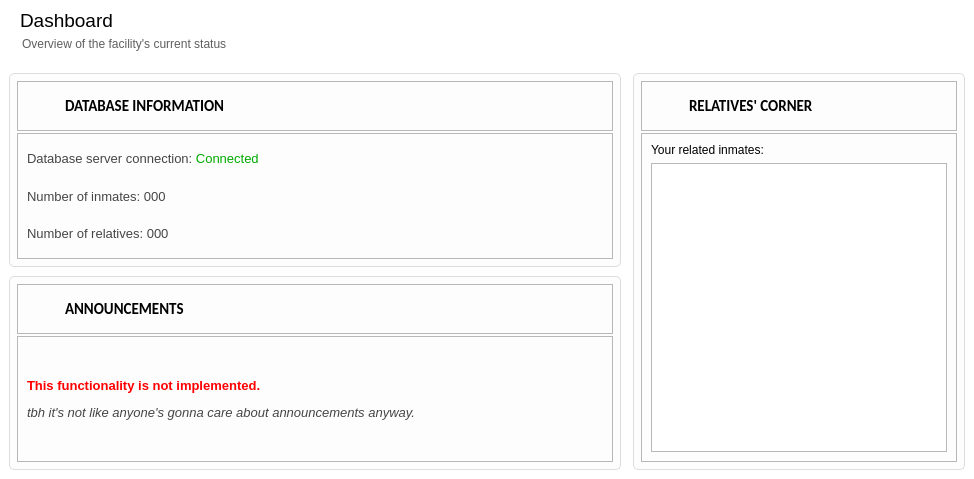
NCNM/PMS_01, file dashboardwindow.ui: the form before one commit.
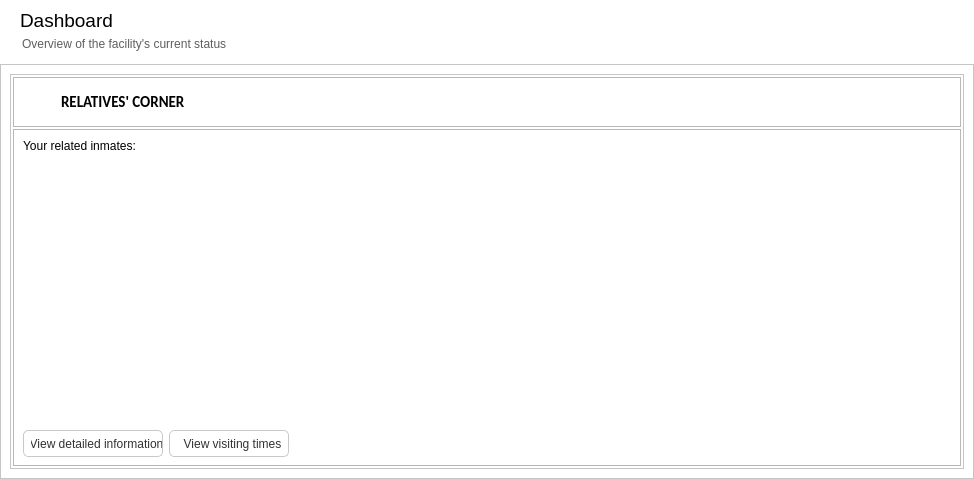
The form after the commit. The open tabs and pages were chosen to show the change. Icons and pictures are not drawn.

Commit message: Thiết kế lại dashboard

Diff of the .ui file:
```diff
--- a/dashboardwindow.ui
+++ b/dashboardwindow.ui
@@ -135,6 +135,31 @@
        </widget>
       </item>
       <item>
+       <widget class="QStackedWidget" name="stackedWidget">
+        <property name="styleSheet">
+         <string notr="true">background-color: rgb(255, 255, 255);</string>
+        </property>
+        <property name="currentIndex">
+         <number>0</number>
+        </property>
+        <widget class="QWidget" name="page">
+         <layout class="QVBoxLayout" name="verticalLayout_10">
+          <property name="spacing">
+           <number>0</number>
+          </property>
+          <property name="leftMargin">
+           <number>0</number>
+          </property>
+          <property name="topMargin">
+           <number>0</number>
+          </property>
+          <property name="rightMargin">
+           <number>0</number>
+          </property>
+          <property name="bottomMargin">
+           <number>0</number>
+          </property>
+          <item>
        <widget class="QFrame" name="frame_2">
         <property name="styleSheet">
          <string notr="true">background-color: rgb(255, 255, 255);
@@ -666,7 +691,7 @@
                      <string notr="true">background-color: 0;</string>
                     </property>
                     <property name="text">
-                     <string>RELATIVES' CORNER</string>
+                         <string>FACILITY INFORMATION</string>
                     </property>
                    </widget>
                   </item>
@@ -684,17 +709,317 @@
                  <property name="frameShadow">
                   <enum>QFrame::Raised</enum>
                  </property>
-                 <layout class="QVBoxLayout" name="verticalLayout_7">
+                    </widget>
+                   </item>
+                  </layout>
+                 </widget>
+                </item>
+               </layout>
+              </widget>
+             </item>
+            </layout>
+           </widget>
+          </item>
+         </layout>
+        </widget>
+        <widget class="QWidget" name="page_2">
+         <layout class="QVBoxLayout" name="verticalLayout_11">
+          <property name="spacing">
+           <number>0</number>
+          </property>
+          <property name="leftMargin">
+           <number>0</number>
+          </property>
+          <property name="topMargin">
+           <number>0</number>
+          </property>
+          <property name="rightMargin">
+           <number>0</number>
+          </property>
+          <property name="bottomMargin">
+           <number>0</number>
+          </property>
                   <item>
-                   <widget class="QLabel" name="label_6">
+           <widget class="QFrame" name="frame_12">
+            <property name="frameShape">
+             <enum>QFrame::StyledPanel</enum>
+            </property>
+            <property name="frameShadow">
+             <enum>QFrame::Raised</enum>
+            </property>
+            <layout class="QVBoxLayout" name="verticalLayout_14">
+             <item>
+              <widget class="QFrame" name="dsbShortcuts_2">
+               <property name="minimumSize">
+                <size>
+                 <width>250</width>
+                 <height>0</height>
+                </size>
+               </property>
+               <property name="maximumSize">
+                <size>
+                 <width>16777215</width>
+                 <height>16777215</height>
+                </size>
+               </property>
+               <property name="styleSheet">
+                <string notr="true">QFrame #dsbShortcuts {
+color: #333;
+border: 1px solid #ddd;
+border-radius: 5px;
+padding: 5px;
+background-color: rgb(253, 253, 254);
+}
+
+QFrame #dsbShortcuts:hover {
+border-color: rgb(149, 173, 209);
+background: qradialgradient(cx: 0.3, cy: -0.4,
+fx: 0.3, fy: -0.4,
+radius: 1.2, stop: 0 #fefefe, stop: 1 #efefef);
+}
+
+QFrame #dsbShortcuts:pressed {
+background: qradialgradient(cx: 0.4, cy: -0.1,
+fx: 0.4, fy: -0.1,
+radius: 1.35, stop: 0 #fff, stop: 1 #ddd);
+}</string>
+               </property>
+               <property name="frameShape">
+                <enum>QFrame::StyledPanel</enum>
+               </property>
+               <property name="frameShadow">
+                <enum>QFrame::Raised</enum>
+               </property>
+               <layout class="QVBoxLayout" name="verticalLayout_12">
+                <property name="spacing">
+                 <number>2</number>
+                </property>
+                <property name="leftMargin">
+                 <number>2</number>
+                </property>
+                <property name="topMargin">
+                 <number>2</number>
+                </property>
+                <property name="rightMargin">
+                 <number>2</number>
+                </property>
+                <property name="bottomMargin">
+                 <number>2</number>
+                </property>
+                <item>
+                 <widget class="QFrame" name="frame_13">
+                  <property name="minimumSize">
+                   <size>
+                    <width>0</width>
+                    <height>50</height>
+                   </size>
+                  </property>
+                  <property name="maximumSize">
+                   <size>
+                    <width>16777215</width>
+                    <height>50</height>
+                   </size>
+                  </property>
+                  <property name="styleSheet">
+                   <string notr="true">background-color: 0;</string>
+                  </property>
+                  <property name="frameShape">
+                   <enum>QFrame::StyledPanel</enum>
+                  </property>
+                  <property name="frameShadow">
+                   <enum>QFrame::Raised</enum>
+                  </property>
+                  <layout class="QHBoxLayout" name="horizontalLayout_6">
+                   <item>
+                    <widget class="QPushButton" name="pushButton_4">
+                     <property name="minimumSize">
+                      <size>
+                       <width>32</width>
+                       <height>32</height>
+                      </size>
+                     </property>
+                     <property name="maximumSize">
+                      <size>
+                       <width>32</width>
+                       <height>32</height>
+                      </size>
+                     </property>
+                     <property name="styleSheet">
+                      <string notr="true">background-image: url(:/images/database.png);</string>
+                     </property>
+                     <property name="text">
+                      <string/>
+                     </property>
+                     <property name="flat">
+                      <bool>true</bool>
+                     </property>
+                    </widget>
+                   </item>
+                   <item>
+                    <widget class="QLabel" name="label_11">
+                     <property name="font">
+                      <font>
+                       <family>Calibri</family>
+                       <pointsize>11</pointsize>
+                       <weight>75</weight>
+                       <bold>true</bold>
+                      </font>
+                     </property>
+                     <property name="styleSheet">
+                      <string notr="true">background-color: 0;</string>
+                     </property>
+                     <property name="text">
+                      <string>RELATIVES' CORNER</string>
+                     </property>
+                    </widget>
+                   </item>
+                  </layout>
+                 </widget>
+                </item>
+                <item>
+                 <widget class="QFrame" name="frame_14">
+                  <property name="styleSheet">
+                   <string notr="true">background-color: 0;</string>
+                  </property>
+                  <property name="frameShape">
+                   <enum>QFrame::StyledPanel</enum>
+                  </property>
+                  <property name="frameShadow">
+                   <enum>QFrame::Raised</enum>
+                  </property>
+                  <layout class="QGridLayout" name="gridLayout">
+                   <item row="0" column="0">
+                    <widget class="QLabel" name="label_12">
                     <property name="text">
                      <string>Your related inmates:</string>
                     </property>
                    </widget>
                   </item>
-                  <item>
-                   <widget class="QTableView" name="tableView"/>
-                  </item>
+                   <item row="1" column="0" colspan="3">
+                    <widget class="QTableView" name="tblRelatives">
+                     <property name="frameShape">
+                      <enum>QFrame::NoFrame</enum>
+                     </property>
+                    </widget>
+                   </item>
+                   <item row="2" column="0">
+                    <widget class="QPushButton" name="pushButton_connect">
+                     <property name="minimumSize">
+                      <size>
+                       <width>90</width>
+                       <height>27</height>
+                      </size>
+                     </property>
+                     <property name="maximumSize">
+                      <size>
+                       <width>140</width>
+                       <height>25</height>
+                      </size>
+                     </property>
+                     <property name="styleSheet">
+                      <string notr="true">QPushButton {
+color: rgb(50, 50, 50);
+padding-left:7px;
+border-radius:5px;
+border: 1px solid rgb(200, 200, 200);
+background: qradialgradient(cx: 0.3, cy: -0.4,
+fx: 0.3, fy: -0.4,
+radius: 1.35, stop: 0 rgb(255, 255, 255), stop: 1 rgb(229, 229, 229));
+}
+
+QPushButton:hover {
+color: rgb(255, 255, 255);
+border-radius:5px;
+border: 1px solid rgb(23, 120, 173);
+background-color: ;
+background: qradialgradient(cx: 0.3, cy: -0.4,
+fx: 0.3, fy: -0.4,
+radius: 1.35, stop: 0 rgb(161, 215, 255), stop: 1 #299ED6);
+}
+
+QPushButton:pressed {
+border-radius:5px;
+border: 1px solid #777777;
+background-color: #222222;
+}
+
+QPushButton:checked {
+border-radius:5px;
+border: 1px solid rgb(150, 150, 150);
+background-color: rgb(38, 38, 38);
+}
+
+</string>
+                     </property>
+                     <property name="text">
+                      <string>View detailed information</string>
+                     </property>
+                    </widget>
+                   </item>
+                   <item row="2" column="1">
+                    <widget class="QPushButton" name="pushButton_connect_2">
+                     <property name="minimumSize">
+                      <size>
+                       <width>90</width>
+                       <height>27</height>
+                      </size>
+                     </property>
+                     <property name="maximumSize">
+                      <size>
+                       <width>120</width>
+                       <height>25</height>
+                      </size>
+                     </property>
+                     <property name="styleSheet">
+                      <string notr="true">QPushButton {
+color: rgb(50, 50, 50);
+padding-left:7px;
+border-radius:5px;
+border: 1px solid rgb(200, 200, 200);
+background: qradialgradient(cx: 0.3, cy: -0.4,
+fx: 0.3, fy: -0.4,
+radius: 1.35, stop: 0 rgb(255, 255, 255), stop: 1 rgb(229, 229, 229));
+}
+
+QPushButton:hover {
+color: rgb(255, 255, 255);
+border-radius:5px;
+border: 1px solid rgb(23, 120, 173);
+background-color: ;
+background: qradialgradient(cx: 0.3, cy: -0.4,
+fx: 0.3, fy: -0.4,
+radius: 1.35, stop: 0 rgb(161, 215, 255), stop: 1 #299ED6);
+}
+
+QPushButton:pressed {
+border-radius:5px;
+border: 1px solid #777777;
+background-color: #222222;
+}
+
+QPushButton:checked {
+border-radius:5px;
+border: 1px solid rgb(150, 150, 150);
+background-color: rgb(38, 38, 38);
+}
+
+</string>
+                     </property>
+                     <property name="text">
+                      <string>View visiting times</string>
+                     </property>
+                    </widget>
+                   </item>
+                   <item row="2" column="2">
+                    <widget class="QFrame" name="frame_15">
+                     <property name="frameShape">
+                      <enum>QFrame::NoFrame</enum>
+                     </property>
+                     <property name="frameShadow">
+                      <enum>QFrame::Raised</enum>
+                     </property>
+                    </widget>
+                   </item>
                  </layout>
                 </widget>
                </item>
@@ -705,6 +1030,7 @@
           </widget>
          </item>
         </layout>
+        </widget>
        </widget>
       </item>
      </layout>
```
Left out of the diff: 2 changed lines with no effect on the pictures. Lines whose indentation alone changed are shown as unchanged. The commit also changes 2 other files.
